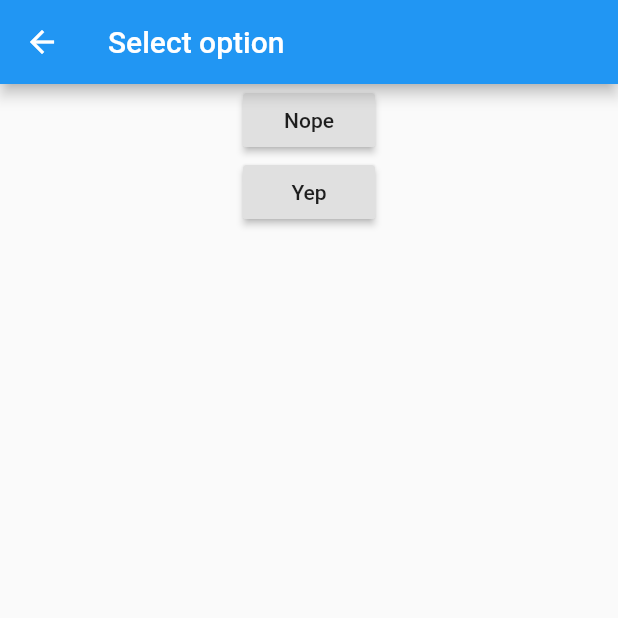
After one commit to davidtran641/flutter-widget, a Flutter app: the NavigatorReturnDataDemo screen opened directly, after a tap on "Pick any option", on a phone screen of 412 x 824 dp, the top half of it. The commit adds this screen. Run offline on Flutter 3.47's test engine with Material 2 defaults, Android fonts, the phone set to English and light mode, and no system bars.

Commit message:
(FEAT) Navigation returning data

```diff
--- /dev/null
+++ b/flutter_widget/lib/navigator_return_data.dart
@@ -0,0 +1,71 @@
+import 'package:flutter/material.dart';
+
+class NavigatorReturnDataDemo extends StatefulWidget {
+  @override
+  _NavigatorReturnDataDemoState createState() =>
+      _NavigatorReturnDataDemoState();
+}
+
+class _NavigatorReturnDataDemoState extends State<NavigatorReturnDataDemo> {
+  @override
+  Widget build(BuildContext context) {
+    return Scaffold(
+      appBar: AppBar(
+        title: Text('First screen'),
+      ),
+      body: FirstPage(),
+    );
+  }
+}
+
+class FirstPage extends StatelessWidget {
+  @override
+  Widget build(BuildContext context) {
+    return Center(
+      child: RaisedButton(
+        child: Text('Pick any option'),
+        onPressed: () {
+          _handleSelectButton(context);
+        },
+      ),
+    );
+  }
+
+  void _handleSelectButton(BuildContext context) async {
+    final result = await Navigator.push(
+        context, MaterialPageRoute(builder: (_) => SecondPage()));
+
+    Scaffold.of(context)
+      ..removeCurrentSnackBar()
+      ..showSnackBar(SnackBar(content: Text('Result: $result')));
+  }
+}
+
+class SecondPage extends StatelessWidget {
+  @override
+  Widget build(BuildContext context) {
+    return Scaffold(
+      appBar: AppBar(
+        title: Text('Select option'),
+      ),
+      body: Center(
+        child: Column(
+          children: <Widget>[
+            RaisedButton(
+              child: Text('Nope'),
+              onPressed: () {
+                Navigator.pop(context, 'Nope');
+              },
+            ),
+            RaisedButton(
+              child: Text('Yep'),
+              onPressed: () {
+                Navigator.pop(context, 'Yep');
+              },
+            )
+          ],
+        ),
+      ),
+    );
+  }
+}
```
Also changed, not shown: flutter_widget/lib/main.dart (+9 -0 lines).
